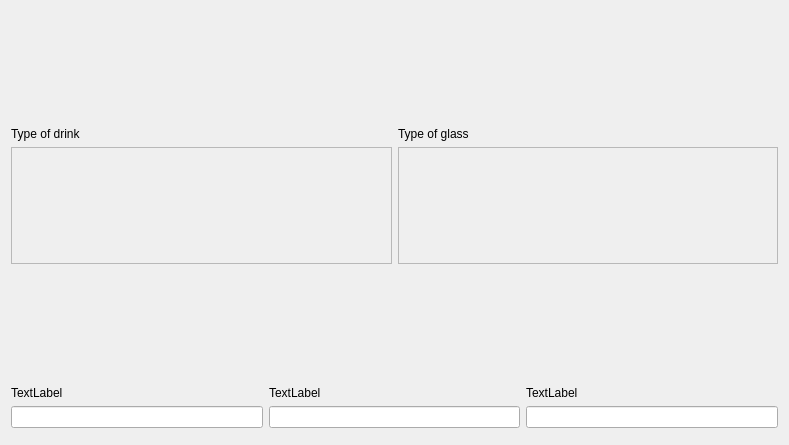
First picture: the form in src/app/form.ui, repository EjbejaranosAI/SEL_PW3, before the edit.
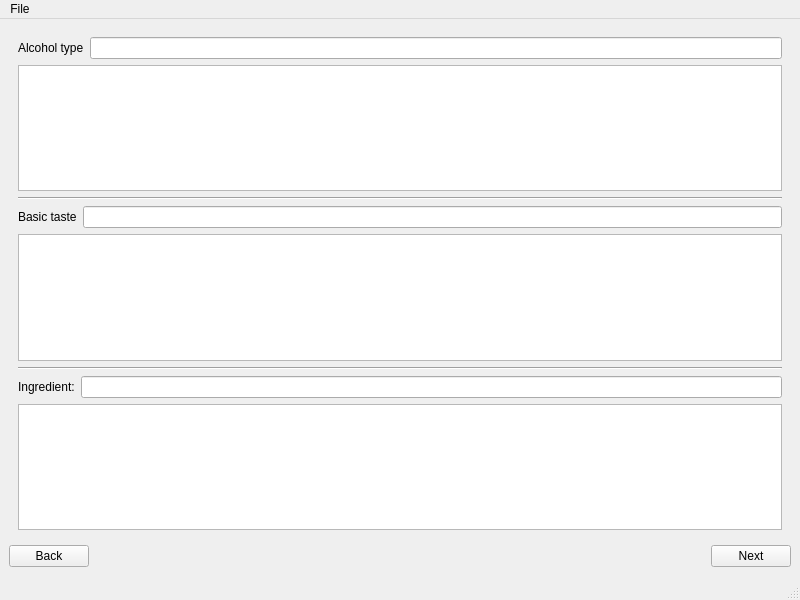
Second picture: the form after the edit. The open tabs and pages were chosen to show the change.

```diff
--- a/src/app/form.ui
+++ b/src/app/form.ui
@@ -1,19 +1,39 @@
 <?xml version="1.0" encoding="UTF-8"?>
 <ui version="4.0">
- <class>Widget</class>
- <widget class="QWidget" name="Widget">
+ <class>MainWindow</class>
+ <widget class="QMainWindow" name="MainWindow">
   <property name="geometry">
    <rect>
     <x>0</x>
     <y>0</y>
-    <width>789</width>
-    <height>445</height>
+    <width>800</width>
+    <height>600</height>
    </rect>
   </property>
   <property name="windowTitle">
    <string>Widget</string>
   </property>
-  <layout class="QVBoxLayout" name="verticalLayout_4">
+  <widget class="QWidget" name="centralwidget">
+   <layout class="QVBoxLayout" name="verticalLayout_10">
+    <item>
+     <widget class="QStackedWidget" name="main_widget">
+      <property name="sizePolicy">
+       <sizepolicy hsizetype="Expanding" vsizetype="Expanding">
+        <horstretch>0</horstretch>
+        <verstretch>0</verstretch>
+       </sizepolicy>
+      </property>
+      <property name="frameShape">
+       <enum>QFrame::NoFrame</enum>
+      </property>
+      <property name="currentIndex">
+       <number>0</number>
+      </property>
+      <widget class="QWidget" name="page">
+       <layout class="QVBoxLayout" name="verticalLayout_5">
+        <property name="sizeConstraint">
+         <enum>QLayout::SetNoConstraint</enum>
+        </property>
    <item>
     <layout class="QHBoxLayout" name="horizontalLayout">
      <property name="sizeConstraint">
@@ -51,8 +71,8 @@
            <rect>
             <x>0</x>
             <y>0</y>
-            <width>378</width>
-            <height>108</height>
+                 <width>374</width>
+                 <height>148</height>
            </rect>
           </property>
           <layout class="QVBoxLayout" name="verticalLayout"/>
@@ -106,8 +126,8 @@
            <rect>
             <x>0</x>
             <y>0</y>
-            <width>377</width>
-            <height>108</height>
+                 <width>374</width>
+                 <height>148</height>
            </rect>
           </property>
           <layout class="QVBoxLayout" name="verticalLayout_6"/>
@@ -131,56 +151,171 @@
      </item>
     </layout>
    </item>
-   <item>
-    <layout class="QHBoxLayout" name="horizontalLayout_2">
-     <property name="bottomMargin">
-      <number>6</number>
-     </property>
-     <item>
-      <layout class="QVBoxLayout" name="verticalLayout_5">
-       <item>
-        <widget class="QLabel" name="label_3">
-         <property name="text">
-          <string>TextLabel</string>
-         </property>
-        </widget>
-       </item>
-       <item>
-        <widget class="QLineEdit" name="lineEdit"/>
-       </item>
-      </layout>
-     </item>
+       </layout>
+      </widget>
+      <widget class="QWidget" name="page_2">
+       <layout class="QVBoxLayout" name="verticalLayout_4">
+        <property name="sizeConstraint">
+         <enum>QLayout::SetDefaultConstraint</enum>
+        </property>
      <item>
       <layout class="QVBoxLayout" name="verticalLayout_7">
        <item>
-        <widget class="QLabel" name="label_4">
+           <layout class="QHBoxLayout" name="horizontalLayout_5">
+            <item>
+             <widget class="QLabel" name="label_alc_type">
          <property name="text">
-          <string>TextLabel</string>
+               <string>Alcohol type</string>
          </property>
         </widget>
        </item>
        <item>
-        <widget class="QLineEdit" name="lineEdit_2"/>
-       </item>
-      </layout>
+             <widget class="QLineEdit" name="lineEdit_alc_type"/>
+            </item>
+           </layout>
+          </item>
+          <item>
+           <widget class="QTextBrowser" name="textBrowser_alc_type"/>
+          </item>
+         </layout>
+        </item>
+        <item>
+         <widget class="Line" name="line_2">
+          <property name="orientation">
+           <enum>Qt::Horizontal</enum>
+          </property>
+         </widget>
+        </item>
+        <item>
+         <layout class="QVBoxLayout" name="verticalLayout_9">
+          <item>
+           <layout class="QHBoxLayout" name="horizontalLayout_7">
+            <item>
+             <widget class="QLabel" name="label_basic_taste">
+              <property name="text">
+               <string>Basic taste</string>
+              </property>
+             </widget>
+            </item>
+            <item>
+             <widget class="QLineEdit" name="lineEdit_basic_taste"/>
+            </item>
+           </layout>
+          </item>
+          <item>
+           <widget class="QTextBrowser" name="textBrowser_basic_taste"/>
+          </item>
+         </layout>
+        </item>
+        <item>
+         <widget class="Line" name="line">
+          <property name="orientation">
+           <enum>Qt::Horizontal</enum>
+          </property>
+         </widget>
      </item>
      <item>
       <layout class="QVBoxLayout" name="verticalLayout_8">
        <item>
-        <widget class="QLabel" name="label_5">
+           <layout class="QHBoxLayout" name="horizontalLayout_6">
+            <item>
+             <widget class="QLabel" name="label_ingredient">
          <property name="text">
-          <string>TextLabel</string>
+               <string>Ingredient:</string>
          </property>
         </widget>
        </item>
        <item>
-        <widget class="QLineEdit" name="lineEdit_3"/>
+             <widget class="QLineEdit" name="lineEdit_ingredient"/>
        </item>
       </layout>
      </item>
+          <item>
+           <widget class="QTextBrowser" name="textBrowser_ingredient"/>
+          </item>
     </layout>
    </item>
   </layout>
+      </widget>
+     </widget>
+    </item>
+    <item>
+     <layout class="QHBoxLayout" name="horizontalLayout_4">
+      <property name="sizeConstraint">
+       <enum>QLayout::SetDefaultConstraint</enum>
+      </property>
+      <property name="bottomMargin">
+       <number>2</number>
+      </property>
+      <item>
+       <widget class="QPushButton" name="btn_back">
+        <property name="text">
+         <string>Back</string>
+        </property>
+        <property name="shortcut">
+         <string>Alt+B</string>
+        </property>
+       </widget>
+      </item>
+      <item>
+       <spacer name="horizontalSpacer">
+        <property name="orientation">
+         <enum>Qt::Horizontal</enum>
+        </property>
+        <property name="sizeHint" stdset="0">
+         <size>
+          <width>40</width>
+          <height>20</height>
+         </size>
+        </property>
+       </spacer>
+      </item>
+      <item>
+       <widget class="QPushButton" name="btn_next">
+        <property name="sizePolicy">
+         <sizepolicy hsizetype="Minimum" vsizetype="Fixed">
+          <horstretch>0</horstretch>
+          <verstretch>0</verstretch>
+         </sizepolicy>
+        </property>
+        <property name="layoutDirection">
+         <enum>Qt::RightToLeft</enum>
+        </property>
+        <property name="text">
+         <string>Next</string>
+        </property>
+        <property name="shortcut">
+         <string>Alt+N</string>
+        </property>
+       </widget>
+      </item>
+     </layout>
+    </item>
+   </layout>
+  </widget>
+  <widget class="QMenuBar" name="menubar">
+   <property name="geometry">
+    <rect>
+     <x>0</x>
+     <y>0</y>
+     <width>800</width>
+     <height>21</height>
+    </rect>
+   </property>
+   <widget class="QMenu" name="menuFile">
+    <property name="title">
+     <string>File</string>
+    </property>
+    <addaction name="actionA"/>
+   </widget>
+   <addaction name="menuFile"/>
+  </widget>
+  <widget class="QStatusBar" name="statusbar"/>
+  <action name="actionA">
+   <property name="text">
+    <string>A</string>
+   </property>
+  </action>
  </widget>
  <resources/>
  <connections/>
```
Left out of the diff: 2 changed lines with no effect on the pictures. Lines whose indentation alone changed are shown as unchanged.
